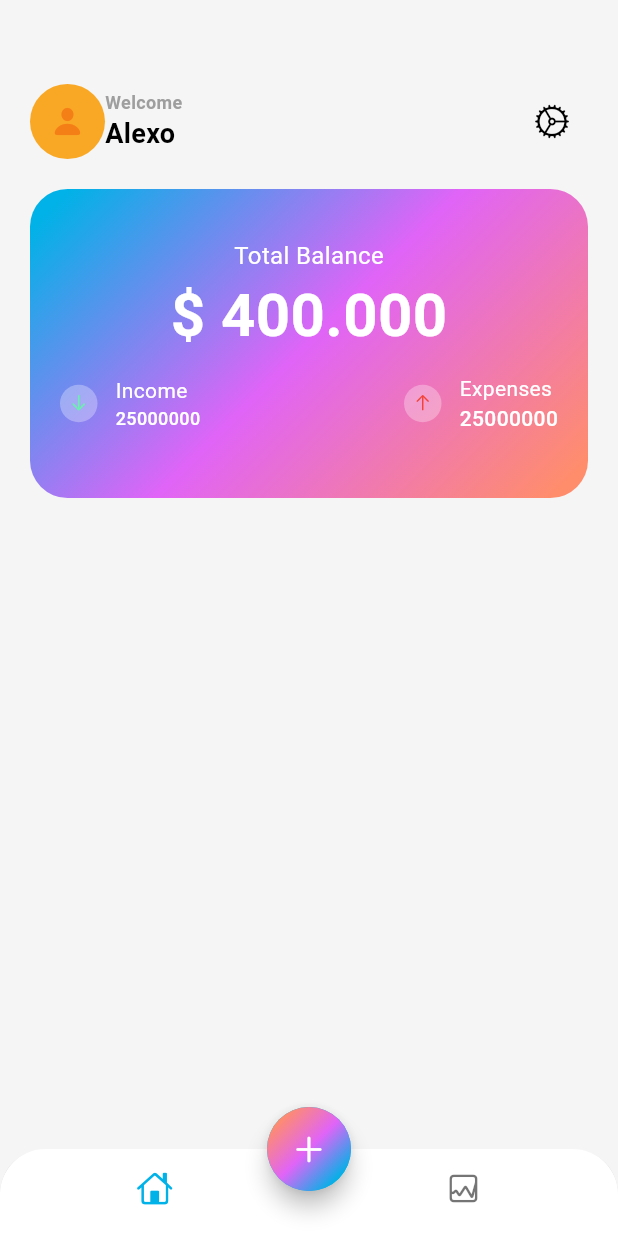
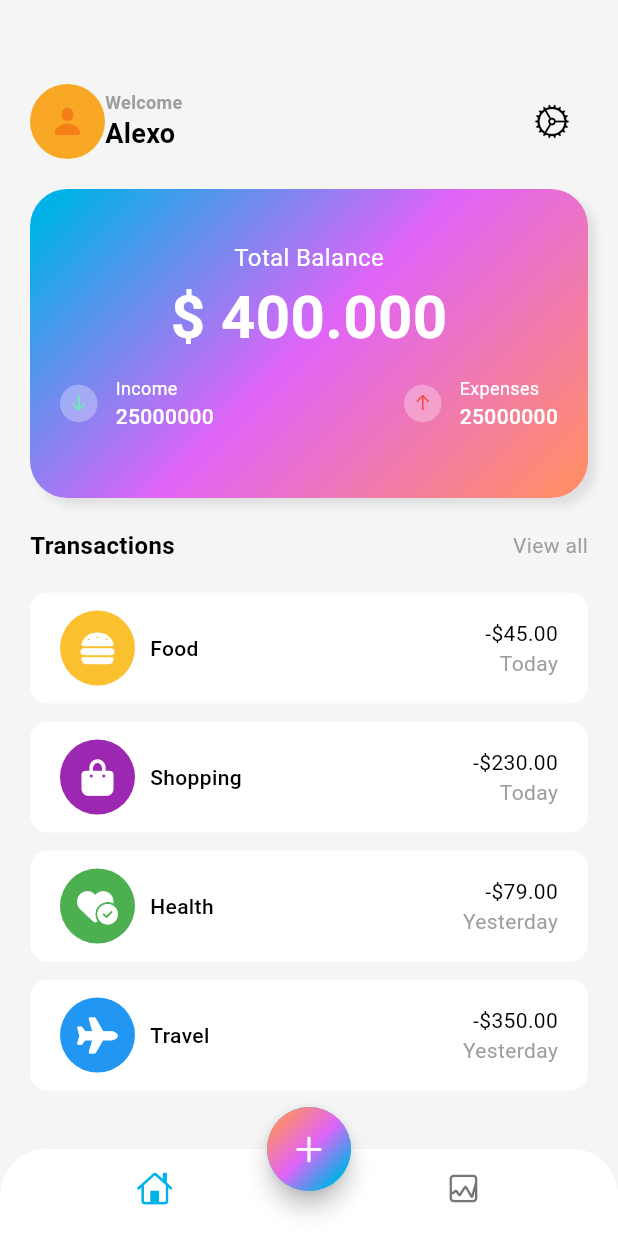
Before and after one commit to ZakariaeAmrani1/flutter_project, a Flutter app: the screen it shows after launch, on a phone screen of 412 x 824 dp. Run offline on Flutter 3.47's test engine with Material 3 defaults, Android fonts, the light colour scheme and no system bars; our stand-ins replace font_awesome_flutter.

Commit message:
commit03

```diff
--- /dev/null
+++ b/frontend/flutter_application_1/lib/data/data.dart
@@ -0,0 +1,34 @@
+import 'package:flutter/material.dart';
+import 'package:font_awesome_flutter/font_awesome_flutter.dart';
+
+List<Map<String, dynamic>> transactionsData = [
+  {
+    'icon': const FaIcon(FontAwesomeIcons.burger, color: Colors.white),
+    'color': Colors.yellow[700],
+    'name': 'Food',
+    'totalAmount': '-\$45.00',
+    'date': 'Today',
+  },
+  {
+    'icon': const FaIcon(FontAwesomeIcons.bagShopping, color: Colors.white),
+    'color': Colors.purple,
+    'name': 'Shopping',
+    'totalAmount': '-\$230.00',
+    'date': 'Today',
+  },
+  {
+    'icon':
+        const FaIcon(FontAwesomeIcons.heartCircleCheck, color: Colors.white),
+    'color': Colors.green,
+    'name': 'Health',
+    'totalAmount': '-\$79.00',
+    'date': 'Yesterday',
+  },
+  {
+    'icon': const FaIcon(FontAwesomeIcons.plane, color: Colors.white),
+    'color': Colors.blue,
+    'name': 'Travel',
+    'totalAmount': '-\$350.00',
+    'date': 'Yesterday',
+  }
+];
--- a/frontend/flutter_application_1/lib/screens/Home/views/home_screen.dart
+++ b/frontend/flutter_application_1/lib/screens/Home/views/home_screen.dart
@@ -3,10 +3,17 @@ import 'dart:math';
 import 'package:flutter/cupertino.dart';
 import 'package:flutter/material.dart';
 import 'package:flutter_application_1/screens/Home/views/main_screen.dart';
+import 'package:flutter_application_1/screens/stats/view/stats_screen.dart';
 
-class HomeScreen extends StatelessWidget {
+class HomeScreen extends StatefulWidget {
   const HomeScreen({super.key});
 
+  @override
+  State<HomeScreen> createState() => _HomeScreenState();
+}
+
+class _HomeScreenState extends State<HomeScreen> {
+  int index = 0;
   @override
   Widget build(BuildContext context) {
     return Scaffold(
@@ -14,6 +21,11 @@ class HomeScreen extends StatelessWidget {
       bottomNavigationBar: ClipRRect(
         borderRadius: const BorderRadius.vertical(top: Radius.circular(30)),
         child: BottomNavigationBar(
+            onTap: (value) {
+              setState(() {
+                index = value;
+              });
+            },
             backgroundColor: Colors.white,
             showSelectedLabels: false,
             showUnselectedLabels: false,
@@ -48,7 +60,7 @@ class HomeScreen extends StatelessWidget {
           ),
         ),
       ),
-      body: const MainScreen(),
+      body: index == 0 ? const MainScreen() : const StatsScreen(),
     );
   }
 }
--- a/frontend/flutter_application_1/lib/screens/Home/views/main_screen.dart
+++ b/frontend/flutter_application_1/lib/screens/Home/views/main_screen.dart
@@ -2,6 +2,8 @@ import 'dart:math';
 
 import 'package:flutter/cupertino.dart';
 import 'package:flutter/material.dart';
+import 'package:flutter_application_1/data/data.dart';
+import 'package:font_awesome_flutter/font_awesome_flutter.dart';
 
 class MainScreen extends StatelessWidget {
   const MainScreen({super.key});
@@ -79,6 +81,13 @@ class MainScreen extends StatelessWidget {
                   transform: const GradientRotation(pi / 4),
                 ),
                 borderRadius: BorderRadius.circular(25),
+                boxShadow: [
+                  BoxShadow(
+                    blurRadius: 4,
+                    color: Colors.grey.shade300,
+                    offset: const Offset(5, 5),
+                  ),
+                ],
               ),
               child: Column(
                 mainAxisAlignment: MainAxisAlignment.center,
@@ -134,7 +143,7 @@ class MainScreen extends StatelessWidget {
                                   style: TextStyle(
                                     color: Colors.white,
                                     fontWeight: FontWeight.w400,
-                                    fontSize: 14,
+                                    fontSize: 12,
                                   ),
                                 ),
                                 Text(
@@ -142,7 +151,7 @@ class MainScreen extends StatelessWidget {
                                   style: TextStyle(
                                     color: Colors.white,
                                     fontWeight: FontWeight.w500,
-                                    fontSize: 12,
+                                    fontSize: 14,
                                   ),
                                 ),
                               ],
@@ -175,7 +184,7 @@ class MainScreen extends StatelessWidget {
                                   style: TextStyle(
                                     color: Colors.white,
                                     fontWeight: FontWeight.w400,
-                                    fontSize: 14,
+                                    fontSize: 12,
                                   ),
                                 ),
                                 Text(
@@ -195,7 +204,109 @@ class MainScreen extends StatelessWidget {
                   )
                 ],
               ),
-            )
+            ),
+            Padding(
+              padding: const EdgeInsets.symmetric(vertical: 20.0),
+              child: Row(
+                mainAxisAlignment: MainAxisAlignment.spaceBetween,
+                children: [
+                  Text(
+                    "Transactions",
+                    style: TextStyle(
+                      color: Theme.of(context).colorScheme.onSurface,
+                      fontWeight: FontWeight.bold,
+                      fontSize: 16,
+                    ),
+                  ),
+                  GestureDetector(
+                    onTap: () {},
+                    child: const Text(
+                      "View all",
+                      style: TextStyle(
+                        color: Colors.grey,
+                        fontWeight: FontWeight.w400,
+                        fontSize: 14,
+                      ),
+                    ),
+                  ),
+                ],
+              ),
+            ),
+            Expanded(
+              child: ListView.builder(
+                itemCount: transactionsData.length,
+                itemBuilder: (context, int i) {
+                  return Padding(
+                    padding: const EdgeInsets.only(bottom: 12.0),
+                    child: Container(
+                      decoration: BoxDecoration(
+                        color: Colors.white,
+                        borderRadius: BorderRadius.circular(12),
+                      ),
+                      child: Padding(
+                        padding: const EdgeInsets.symmetric(
+                          vertical: 12.0,
+                          horizontal: 20,
+                        ),
+                        child: Row(
+                          mainAxisAlignment: MainAxisAlignment.spaceBetween,
+                          children: [
+                            Row(
+                              children: [
+                                Container(
+                                  alignment: Alignment.center,
+                                  width: 50,
+                                  height: 50,
+                                  decoration: BoxDecoration(
+                                    color: transactionsData[i]['color'],
+                                    shape: BoxShape.circle,
+                                  ),
+                                  child: transactionsData[i]['icon'],
+                                ),
+                                const SizedBox(
+                                  width: 10,
+                                ),
+                                Text(
+                                  transactionsData[i]['name'],
+                                  style: TextStyle(
+                                    fontSize: 14,
+                                    color:
+                                        Theme.of(context).colorScheme.onSurface,
+                                    fontWeight: FontWeight.w500,
+                                  ),
+                                )
+                              ],
+                            ),
+                            Column(
+                              crossAxisAlignment: CrossAxisAlignment.end,
+                              children: [
+                                Text(
+                                  transactionsData[i]['totalAmount'],
+                                  style: TextStyle(
+                                    fontSize: 14,
+                                    color:
+                                        Theme.of(context).colorScheme.onSurface,
+                                    fontWeight: FontWeight.w400,
+                                  ),
+                                ),
+                                Text(
+                                  transactionsData[i]['date'],
+                                  style: const TextStyle(
+                                    fontSize: 14,
+                                    color: Colors.grey,
+                                    fontWeight: FontWeight.w400,
+                                  ),
+                                ),
+                              ],
+                            )
+                          ],
+                        ),
+                      ),
+                    ),
+                  );
+                },
+              ),
+            ),
           ],
         ),
       ),
--- /dev/null
+++ b/frontend/flutter_application_1/lib/screens/stats/view/stats_screen.dart
@@ -0,0 +1,10 @@
+import 'package:flutter/cupertino.dart';
+
+class StatsScreen extends StatelessWidget {
+  const StatsScreen({super.key});
+
+  @override
+  Widget build(BuildContext context) {
+    return SafeArea(child: Column());
+  }
+}
--- a/frontend/flutter_application_1/pubspec.yaml
+++ b/frontend/flutter_application_1/pubspec.yaml
@@ -34,6 +34,8 @@ dependencies:
   # The following adds the Cupertino Icons font to your application.
   # Use with the CupertinoIcons class for iOS style icons.
   cupertino_icons: ^1.0.8
+  font_awesome_icon_class: ^0.0.6
+  font_awesome_flutter: ^10.8.0
 
 dev_dependencies:
   flutter_test:
```
Also changed, not shown: frontend/flutter_application_1/pubspec.lock.
